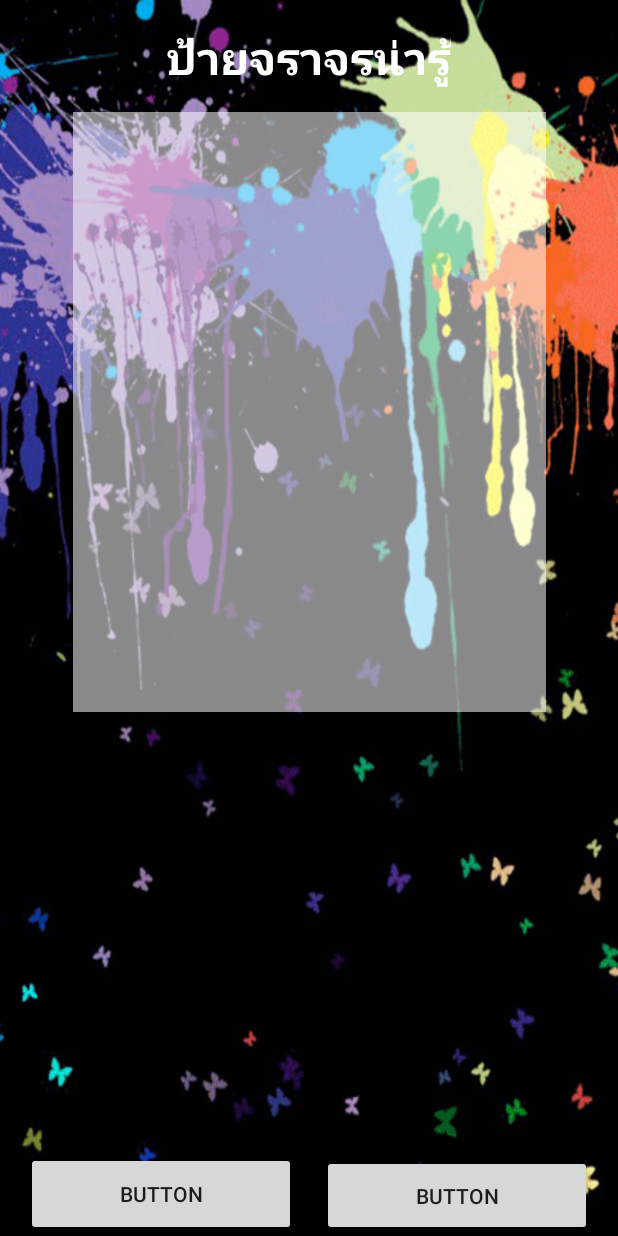
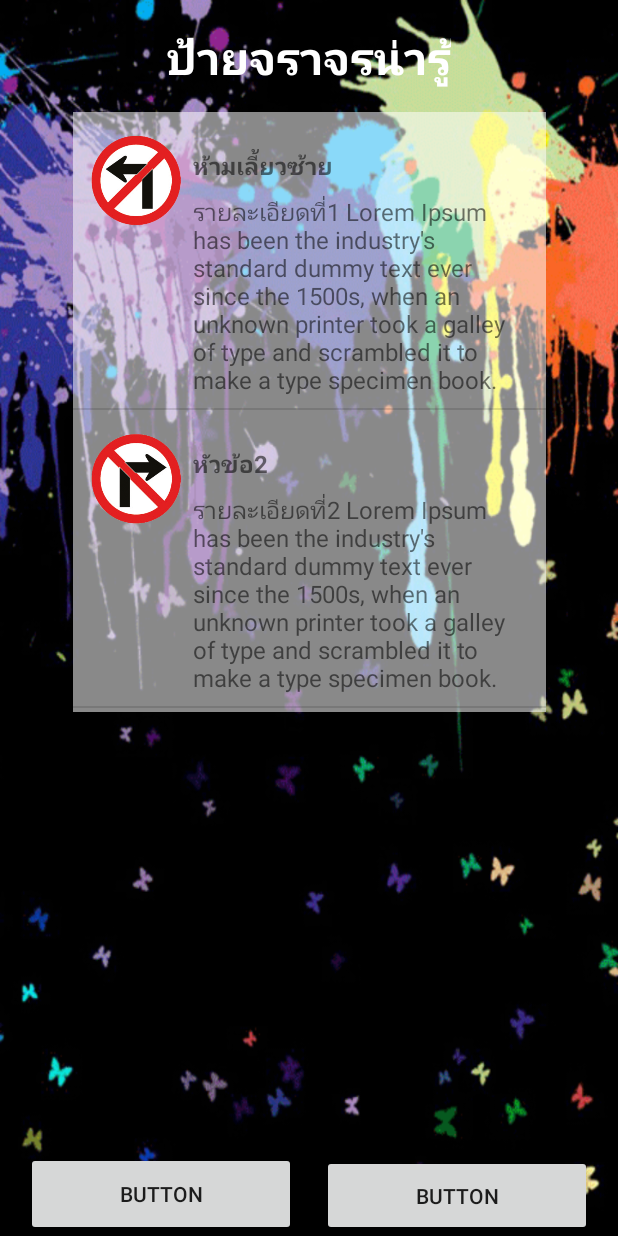
Before and after one commit to annkingkan/TrafficeSignApp-master, an Android app: the screen it shows after launch (MainActivity), on a phone screen of 412 x 824 dp. Run offline under Robolectric (Android 15) with nearby library versions, the phone set to English and light mode, and no system bars.

Commit message:
Intent Detail Complete

```diff
--- a/app/src/main/AndroidManifest.xml
+++ b/app/src/main/AndroidManifest.xml
@@ -16,6 +16,7 @@
                 <category android:name="android.intent.category.LAUNCHER" />
             </intent-filter>
         </activity>
+        <activity android:name=".DetailActivity"></activity>
     </application>
 
 </manifest>
--- a/app/src/main/java/com/kingkan/cs58/sdu/traffcesignapp/MainActivity.java
+++ b/app/src/main/java/com/kingkan/cs58/sdu/traffcesignapp/MainActivity.java
@@ -1,13 +1,47 @@
 package com.kingkan.cs58.sdu.traffcesignapp;
 
+import android.content.Intent;
 import android.support.v7.app.AppCompatActivity;
 import android.os.Bundle;
+import android.view.View;
+import android.widget.AdapterView;
+import android.widget.ListView;
 
 public class MainActivity extends AppCompatActivity {
+
+    ListView listView;
+    private int[] ints=new int[] {R.drawable.traffic_01,R.drawable.traffic_02,R.drawable.traffic_03,R.drawable.traffic_04,R.drawable.traffic_05,R.drawable.traffic_06,
+            R.drawable.traffic_07,R.drawable.traffic_08,R.drawable.traffic_09,R.drawable.traffic_10,R.drawable.traffic_11,R.drawable.traffic_12,R.drawable.traffic_13,
+            R.drawable.traffic_14,R.drawable.traffic_15,R.drawable.traffic_16,R.drawable.traffic_17,R.drawable.traffic_18,R.drawable.traffic_19,R.drawable.traffic_20};
+
+    private String[] titleStrings,detailStrings;
+
 
     @Override
     protected void onCreate(Bundle savedInstanceState) {
         super.onCreate(savedInstanceState);
         setContentView(R.layout.activity_main);
+
+        listView=findViewById(R.id.listView);
+        //ดึงค่าจาก xml ที่ไฟล์ my_content มาแสดงผล
+        titleStrings =getResources().getStringArray(R.array.title);
+        detailStrings= getResources().getStringArray(R.array.detail);
+
+        MyAdapter myAdapter=new MyAdapter(MainActivity.this,ints,titleStrings,detailStrings);
+        listView.setAdapter(myAdapter);
+        //เมื่อคลิกแต่ละไอเทมใน listview จะเชื่อมโยงไปหน้า Detail
+        listView.setOnItemClickListener(new AdapterView.OnItemClickListener() {
+            @Override
+            public void onItemClick(AdapterView<?> adapterView, View view, int i, long l) {
+                Intent detailIntent=new Intent(MainActivity.this,DetailActivity.class);
+                detailIntent.putExtra("Title",titleStrings[i]);
+                detailIntent.putExtra("Detail",detailStrings[i]);
+                detailIntent.putExtra("Image",ints[i]);
+                startActivity(detailIntent);
+
+            }
+        });
+
+
     }//end onCreate
 } //end class
--- /dev/null
+++ b/app/src/main/java/com/kingkan/cs58/sdu/traffcesignapp/MyAdapter.java
@@ -0,0 +1,56 @@
+package com.kingkan.cs58.sdu.traffcesignapp;
+
+import android.content.Context;
+import android.view.LayoutInflater;
+import android.view.View;
+import android.view.ViewGroup;
+import android.widget.BaseAdapter;
+import android.widget.ImageView;
+import android.widget.TextView;
+
+//คลาสนี้ทำหน้าที่เป็น Layout เสมือน เพื่อเข้าไปแสดงผลบนหน้า Main
+public class MyAdapter extends BaseAdapter{
+    private Context context;
+    private int[] ints; //เก็บข้อมูลโลโก้ป้ายจราจร
+    private String[]titleStrings,detailStrings; //เก็บชื่อ title,detail
+
+    public MyAdapter(Context context, int[] ints, String[] titleStrings, String[] detailStrings) {
+        this.context = context;
+        this.ints = ints;
+        this.titleStrings = titleStrings;
+        this.detailStrings = detailStrings;
+    }
+
+    @Override
+    public int getCount() { //นับจำนวนข้อมูลในArray แล้วส่งข้อมูลไปยัง methot getView
+        return ints.length;
+    }
+
+    @Override
+    public Object getItem(int i) {
+        return null;
+    }
+
+    @Override
+    public long getItemId(int i) {
+        return 0;
+    }
+
+    @Override
+    public View getView(int i, View view, ViewGroup viewGroup) { //รับข้อมุลจาก getCount มาแสดงผล
+        LayoutInflater layoutInflater = (LayoutInflater) context.getSystemService(Context.LAYOUT_INFLATER_SERVICE);
+        View view1=layoutInflater.inflate(R.layout.my_listview,viewGroup,false);
+
+        //ผูกตัวแปลบนจาวา กับ xml ที่หน้า my_listview
+        ImageView imageView =view1.findViewById(R.id.imageView);
+        TextView titleTextView=view1.findViewById(R.id.txv1);
+        TextView datailTextView=view1.findViewById(R.id.txv2);
+
+        //นำข้อมูลไปแสดงผลบนแอป
+        imageView.setImageResource(ints[i]);
+        titleTextView.setText(titleStrings[i]);
+        datailTextView.setText(detailStrings[i]);
+
+        return view1;
+    }
+}//end Class
--- /dev/null
+++ b/app/src/main/res/values/my_content.xml
@@ -0,0 +1,52 @@
+<?xml version="1.0" encoding="utf-8"?>
+<resources>
+
+
+    <string-array name="title">
+        <item>ห้ามเลี้ยวซ้าย</item>
+        <item>หัวข้อ2</item>
+        <item>หัวข้อ3</item>
+        <item>หัวข้อ4</item>
+        <item>หัวข้อ5</item>
+        <item>หัวข้อ6</item>
+        <item>หัวข้อ7</item>
+        <item>หัวข้อ8</item>
+        <item>หัวข้อ9</item>
+        <item>หัวข้อ10</item>
+        <item>หัวข้อ11</item>
+        <item>หัวข้อ12</item>
+        <item>หัวข้อ13</item>
+        <item>หัวข้อ13</item>
+        <item>หัวข้อ15</item>
+        <item>หัวข้อ16</item>
+        <item>หัวข้อ17</item>
+        <item>หัวข้อ18</item>
+        <item>หัวข้อ19</item>
+        <item>หัวข้อ20</item>
+    </string-array>
+
+    <string-array name="detail">
+        <item>รายละเอียดที่1 Lorem Ipsum has been the industry's standard dummy text ever since the 1500s, when an unknown printer took a galley of type and scrambled it to make a type specimen book.</item>
+        <item>รายละเอียดที่2 Lorem Ipsum has been the industry's standard dummy text ever since the 1500s, when an unknown printer took a galley of type and scrambled it to make a type specimen book.</item>
+        <item>รายละเอียดที่3 Lorem Ipsum has been the industry's standard dummy text ever since the 1500s, when an unknown printer took a galley of type and scrambled it to make a type specimen book.</item>
+        <item>รายละเอียดที่4 Lorem Ipsum has been the industry's standard dummy text ever since the 1500s, when an unknown printer took a galley of type and scrambled it to make a type specimen book.</item>
+        <item>รายละเอียดที่5 Lorem Ipsum has been the industry's standard dummy text ever since the 1500s, when an unknown printer took a galley of type and scrambled it to make a type specimen book.</item>
+        <item>รายละเอียดที่6 Lorem Ipsum has been the industry's standard dummy text ever since the 1500s, when an unknown printer took a galley of type and scrambled it to make a type specimen book.</item>
+        <item>รายละเอียดที่7 Lorem Ipsum has been the industry's standard dummy text ever since the 1500s, when an unknown printer took a galley of type and scrambled it to make a type specimen book.</item>
+        <item>รายละเอียดที่8 Lorem Ipsum has been the industry's standard dummy text ever since the 1500s, when an unknown printer took a galley of type and scrambled it to make a type specimen book.</item>
+        <item>รายละเอียดที่9 Lorem Ipsum has been the industry's standard dummy text ever since the 1500s, when an unknown printer took a galley of type and scrambled it to make a type specimen book.</item>
+        <item>รายละเอียดที่10 Lorem Ipsum has been the industry's standard dummy text ever since the 1500s, when an unknown printer took a galley of type and scrambled it to make a type specimen book.</item>
+        <item>รายละเอียดที่11 Lorem Ipsum has been the industry's standard dummy text ever since the 1500s, when an unknown printer took a galley of type and scrambled it to make a type specimen book.</item>
+        <item>รายละเอียดที่12 Lorem Ipsum has been the industry's standard dummy text ever since the 1500s, when an unknown printer took a galley of type and scrambled it to make a type specimen book.</item>
+        <item>รายละเอียดที่13 Lorem Ipsum has been the industry's standard dummy text ever since the 1500s, when an unknown printer took a galley of type and scrambled it to make a type specimen book.</item>
+        <item>รายละเอียดที่14 Lorem Ipsum has been the industry's standard dummy text ever since the 1500s, when an unknown printer took a galley of type and scrambled it to make a type specimen book.</item>
+        <item>รายละเอียดที่15 Lorem Ipsum has been the industry's standard dummy text ever since the 1500s, when an unknown printer took a galley of type and scrambled it to make a type specimen book.</item>
+        <item>รายละเอียดที่16 Lorem Ipsum has been the industry's standard dummy text ever since the 1500s, when an unknown printer took a galley of type and scrambled it to make a type specimen book.</item>
+        <item>รายละเอียดที่17 Lorem Ipsum has been the industry's standard dummy text ever since the 1500s, when an unknown printer took a galley of type and scrambled it to make a type specimen book.</item>
+        <item>รายละเอียดที่18 Lorem Ipsum has been the industry's standard dummy text ever since the 1500s, when an unknown printer took a galley of type and scrambled it to make a type specimen book.</item>
+        <item>รายละเอียดที่19 Lorem Ipsum has been the industry's standard dummy text ever since the 1500s, when an unknown printer took a galley of type and scrambled it to make a type specimen book.</item>
+        <item>รายละเอียดที่20 Lorem Ipsum has been the industry's standard dummy text ever since the 1500s, when an unknown printer took a galley of type and scrambled it to make a type specimen book.</item>
+
+    </string-array>
+
+</resources>
```
Also changed, not shown: app/src/main/java/com/kingkan/cs58/sdu/traffcesignapp/DetailActivity.java (added, +29 -0 lines), app/src/main/res/layout/activity_detail.xml (added, +86 -0 lines).
